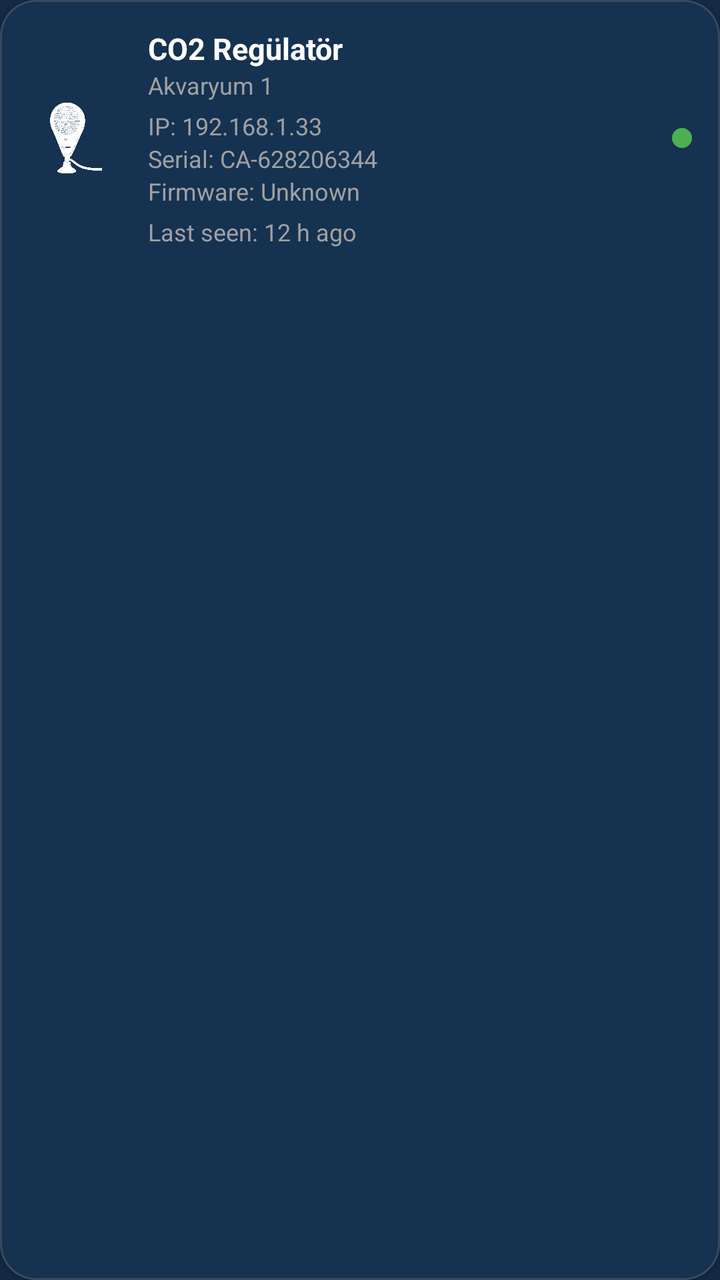
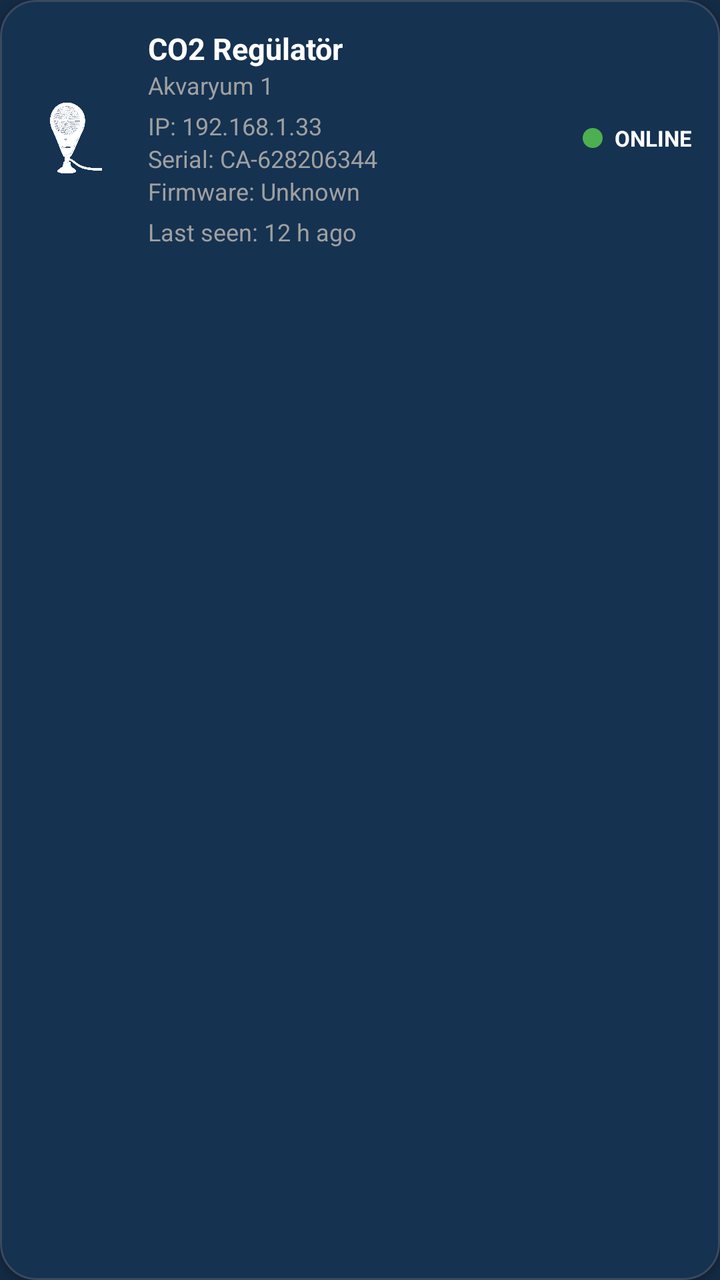

Screens rendered from an Android XML layout before and after an edit, with the pre-edit source and the edit as a unified diff.
<!-- AndroidManifest.xml: application theme AppTheme -->
<!-- res/layout/item_device_status.xml -->
<?xml version="1.0" encoding="utf-8"?>
<com.google.android.material.card.MaterialCardView
    xmlns:android="http://schemas.android.com/apk/res/android"
    xmlns:app="http://schemas.android.com/apk/res-auto"
    android:id="@+id/cardDevice"
    android:layout_width="match_parent"
    android:layout_height="wrap_content"
    android:layout_marginVertical="6dp"
    app:cardCornerRadius="18dp"
    app:cardElevation="2dp"
    app:strokeWidth="1dp"
    app:strokeColor="@color/card_stroke"
    android:clickable="true"
    android:focusable="true"
    android:foreground="?attr/selectableItemBackground">

    <RelativeLayout
        android:layout_width="match_parent"
        android:layout_height="wrap_content"
        android:padding="14dp">

        
        <ImageView
            android:id="@+id/ivDeviceIcon"
            android:layout_width="48dp"
            android:layout_height="48dp"
            android:src="@drawable/ic_device_aqua_ster"
            app:tint="@android:color/white"
            android:layout_alignParentStart="true"
            android:layout_centerVertical="true"/>

        
        <LinearLayout
            android:id="@+id/llDeviceInfo"
            android:layout_width="wrap_content"
            android:layout_height="wrap_content"
            android:orientation="vertical"
            android:layout_toEndOf="@id/ivDeviceIcon"
            android:layout_marginStart="12dp">

            <TextView
                android:id="@+id/tvDeviceName"
                android:layout_width="wrap_content"
                android:layout_height="wrap_content"
                android:text="CO2 Regülatör"
                android:textColor="@android:color/white"
                android:textStyle="bold"
                android:textSize="15sp"/>

            <TextView
                android:id="@+id/tvTankName"
                android:layout_width="wrap_content"
                android:layout_height="wrap_content"
                android:text="Akvaryum 1"
                android:textColor="@color/settings_text_secondary"
                android:textSize="12sp"/>
        </LinearLayout>

        
        <LinearLayout
            android:id="@+id/llDeviceMeta"
            android:layout_width="wrap_content"
            android:layout_height="wrap_content"
            android:orientation="vertical"
            android:layout_below="@id/llDeviceInfo"
            android:layout_alignStart="@id/llDeviceInfo"
            android:layout_marginTop="4dp">

            <TextView
                android:id="@+id/tvIp"
                android:layout_width="wrap_content"
                android:layout_height="wrap_content"
                android:text="IP: 192.168.1.33"
                android:textColor="@color/settings_text_secondary"
                android:textSize="12sp"/>

            <TextView
                android:id="@+id/tvSerial"
                android:layout_width="wrap_content"
                android:layout_height="wrap_content"
                android:text="Serial: CA-628206344"
                android:textColor="@color/settings_text_secondary"
                android:textSize="12sp"/>

            <TextView
                android:id="@+id/tvFirmware"
                android:layout_width="wrap_content"
                android:layout_height="wrap_content"
                android:text="Firmware: Unknown"
                android:textColor="@color/settings_text_secondary"
                android:textSize="12sp"/>
        </LinearLayout>

        
        <FrameLayout
            android:id="@+id/flStatus"
            android:layout_width="wrap_content"
            android:layout_height="wrap_content"
            android:layout_alignParentEnd="true"
            android:layout_centerVertical="true">

            
            <View
                android:id="@+id/viewStatusDot"
                android:layout_width="10dp"
                android:layout_height="10dp"
                android:background="@drawable/bg_online_dot"/>

            
            <ImageView
                android:id="@+id/ivAlarm"
                android:layout_width="14dp"
                android:layout_height="14dp"
                android:layout_gravity="top|end"
                android:src="@drawable/ic_alarm_red"
                android:visibility="gone"/>
        </FrameLayout>

        
        <TextView
            android:id="@+id/tvLastSeen"
            android:layout_width="wrap_content"
            android:layout_height="wrap_content"
            android:layout_below="@id/llDeviceMeta"
            android:layout_alignStart="@id/llDeviceInfo"
            android:layout_marginTop="4dp"
            android:text="Last seen: 12 h ago"
            android:textColor="@color/settings_text_secondary"
            android:textSize="12sp"/>

    </RelativeLayout>
</com.google.android.material.card.MaterialCardView>
<!-- resources referenced by this layout -->
<resources>
  <color name="card_stroke">#3A4A5E</color>
  <color name="settings_text_secondary">#A0A0A0</color>
  <!-- drawable bg_online_dot (drawable) -->
  <?xml version="1.0" encoding="utf-8"?>
  <shape xmlns:android="http://schemas.android.com/apk/res/android"
      android:shape="oval">
  
      <size
          android:width="8dp"
          android:height="8dp" />
  
      <solid android:color="#4CAF50"/>
  
  </shape>
  <!-- drawable ic_alarm_red (drawable) -->
  <vector xmlns:android="http://schemas.android.com/apk/res/android"
      android:width="20dp"
      android:height="20dp"
      android:viewportWidth="24"
      android:viewportHeight="24">
      <path
          android:fillColor="#FF3B30"
          android:pathData="M12,2C6.48,2 2,6.48 2,12s4.48,10 10,10 10,-4.48 10,-10S17.52,2 12,2zM13,17h-2v-2h2v2zM13,13h-2V7h2v6z"/>
  </vector>
  <!-- drawable ic_device_aqua_ster: png bitmap (drawable, 389859 bytes) -->
  <style name="AppTheme" parent="Theme.Material3.DayNight.NoActionBar">
  
          
          <item name="colorPrimary">@color/md_theme_light_primary</item>
          <item name="colorOnPrimary">@color/md_theme_light_onPrimary</item>
          <item name="colorSecondary">@color/md_theme_light_secondary</item>
          <item name="colorOnSecondary">@color/md_theme_light_onSecondary</item>
  
          
          <item name="android:colorBackground">@color/md_theme_light_background</item>
          <item name="colorSurface">@color/md_theme_light_surface</item>
          <item name="colorOnSurface">@color/md_theme_light_onSurface</item>
  
          
          <item name="colorSurfaceVariant">@color/md_theme_light_surfaceVariant</item>
          <item name="colorOnSurfaceVariant">@color/md_theme_light_onSurfaceVariant</item>
          <item name="colorOutline">@color/md_theme_light_outline</item>
          <item name="colorOutlineVariant">@color/md_theme_light_outlineVariant</item>
          <item name="colorError">@color/md_theme_light_error</item>
          <item name="colorOnError">@color/md_theme_light_onError</item>
  
          
          <item name="android:statusBarColor">@android:color/transparent</item>
          <item name="android:navigationBarColor">@android:color/black</item>
  
          
          <item name="android:windowLightStatusBar">true</item>
          <item name="android:windowLightNavigationBar">true</item>
  
          
          <item name="windowActionBar">false</item>
          <item name="android:windowNoTitle">true</item>
      </style>
  <color name="md_theme_light_primary">#2196F3</color>
  <color name="md_theme_light_onPrimary">#FFFFFF</color>
  <color name="md_theme_light_secondary">#4A6363</color>
  <color name="md_theme_light_onSecondary">#FFFFFF</color>
  <color name="md_theme_light_background">#152B45</color>
  <color name="md_theme_light_surface">#152B45</color>
  <color name="md_theme_light_onSurface">#E0E6ED</color>
  <color name="md_theme_light_surfaceVariant">#233042</color>
  <color name="md_theme_light_onSurfaceVariant">#5C6B75</color>
  <color name="md_theme_light_outline">#455A64</color>
  <color name="md_theme_light_outlineVariant">#37474F</color>
  <color name="md_theme_light_error">#D32F2F</color>
  <color name="md_theme_light_onError">#FFFFFF</color>
</resources>

<!-- the commit's change to res/layout/item_device_status.xml (unified diff, before → after) -->
@@ -92,10 +92,12 @@
         </LinearLayout>
 
         
-        <FrameLayout
-            android:id="@+id/flStatus"
+        <LinearLayout
+            android:id="@+id/llStatusContainer"
             android:layout_width="wrap_content"
             android:layout_height="wrap_content"
+            android:orientation="horizontal"
+            android:gravity="center_vertical"
             android:layout_alignParentEnd="true"
             android:layout_centerVertical="true">
 
@@ -107,14 +109,25 @@
                 android:background="@drawable/bg_online_dot"/>
 
             
+            <TextView
+                android:id="@+id/tvStatus"
+                android:layout_width="wrap_content"
+                android:layout_height="wrap_content"
+                android:layout_marginStart="6dp"
+                android:text="ONLINE"
+                android:textColor="@android:color/white"
+                android:textSize="11sp"
+                android:textStyle="bold"/>
+
+            
             <ImageView
                 android:id="@+id/ivAlarm"
                 android:layout_width="14dp"
                 android:layout_height="14dp"
-                android:layout_gravity="top|end"
+                android:layout_marginStart="4dp"
                 android:src="@drawable/ic_alarm_red"
                 android:visibility="gone"/>
-        </FrameLayout>
+        </LinearLayout>
 
         
         <TextView
@@ -127,6 +140,5 @@
             android:text="Last seen: 12 h ago"
             android:textColor="@color/settings_text_secondary"
             android:textSize="12sp"/>
-
     </RelativeLayout>
 </com.google.android.material.card.MaterialCardView>
